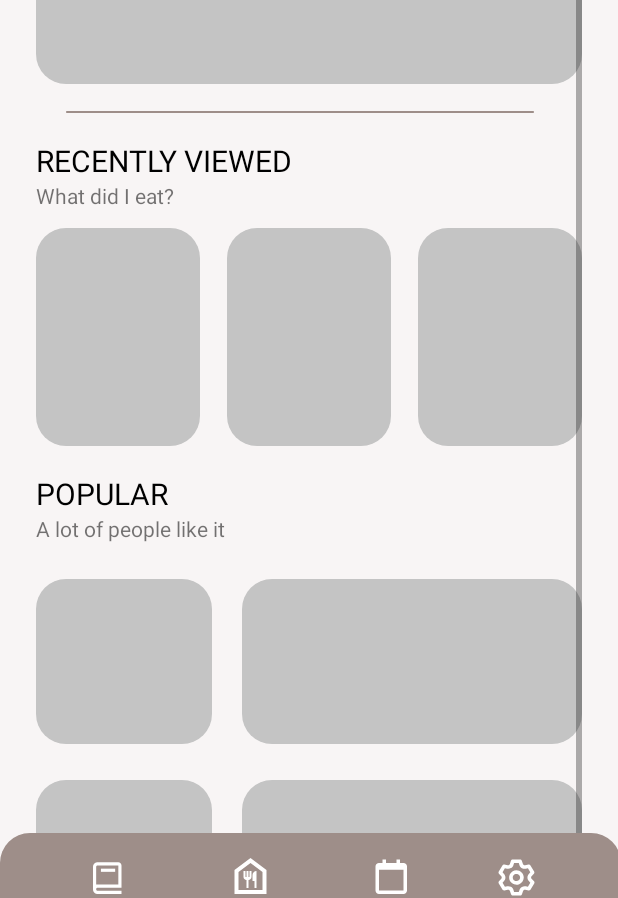
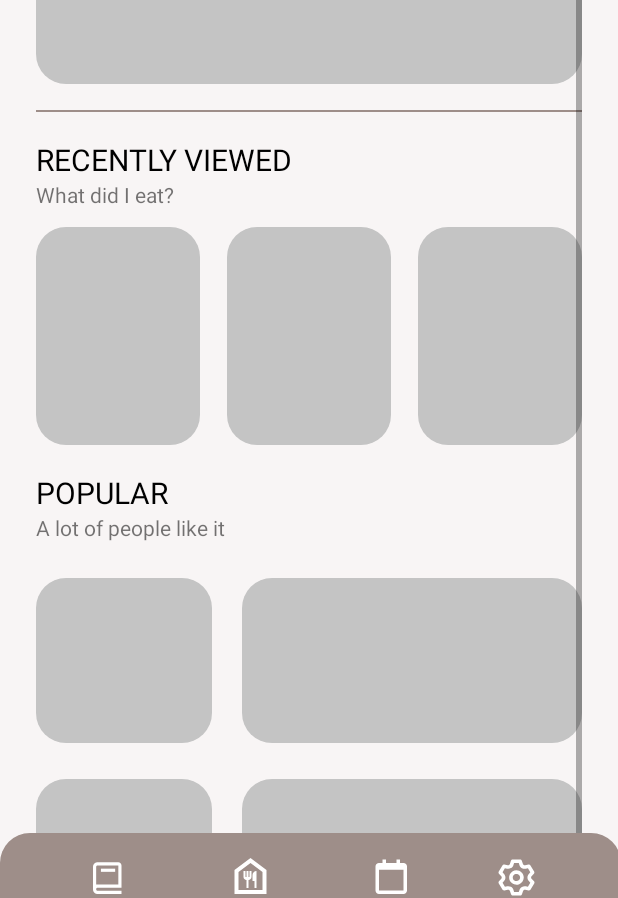
Before and after one commit to HJChuiva/VeganDiary, an Android app: the MainActivity screen opened directly, with no data from a screen before it, on a phone screen of 412 x 824 dp. Shown: the part 319-1217 px from the top of the screen. Run offline under Robolectric (Android 15) with nearby library versions, the phone set to English and light mode, and no system bars; Roboto replaces fonts that are not available here.

Commit message:
레이아웃 수정

```diff
--- a/app/src/main/res/layout/activity_main.xml
+++ b/app/src/main/res/layout/activity_main.xml
@@ -39,24 +39,22 @@
                 android:text="WHAT WOULD YOU LIKE TO COOK?"
                 android:textSize="13sp" />
 
+
             <ImageView
                 android:id="@+id/imageView3"
                 android:layout_width="match_parent"
                 android:layout_height="113dp"
                 android:layout_marginTop="48dp"
-
-
-
                 app:srcCompat="@drawable/rectangle_basic" />
 
-            <ImageView
+            <View
                 android:id="@+id/line"
                 android:layout_width="match_parent"
-                android:layout_height="wrap_content"
-                android:layout_marginStart="12dp"
-                android:layout_marginTop="18dp"
-                android:layout_marginEnd="24dp"
-                app:srcCompat="@drawable/ic_line_15" />
+                android:layout_height="1dp"
+                android:layout_marginTop="17dp"
+                android:background="#9E8E89"
+                app:layout_constraintTop_toBottomOf = "@+id/imageView3"
+                tools:layout_editor_absoluteX="1dp" />
 
             <TextView
                 android:id="@+id/RECENTLY_VIEWED"
@@ -108,7 +106,6 @@
                     android:layout_height="145dp"
                     android:background="#00ff0000"
                     android:layout_weight="1"
-
                     app:srcCompat="@drawable/rectangle_basic" />
 
             </LinearLayout>
@@ -148,7 +145,6 @@
                     android:id="@+id/imageView5"
                     android:layout_width="207dp"
                     android:layout_height="110dp"
-
                     android:layout_marginTop="24dp"
                     android:layout_weight="1"
 
@@ -163,8 +159,6 @@
                     android:layout_marginTop="24dp"
                     android:layout_marginRight="20dp"
                     android:layout_weight="1"
-
-
                     app:srcCompat="@drawable/rectangle_basic" />
 
                 <ImageView
```
